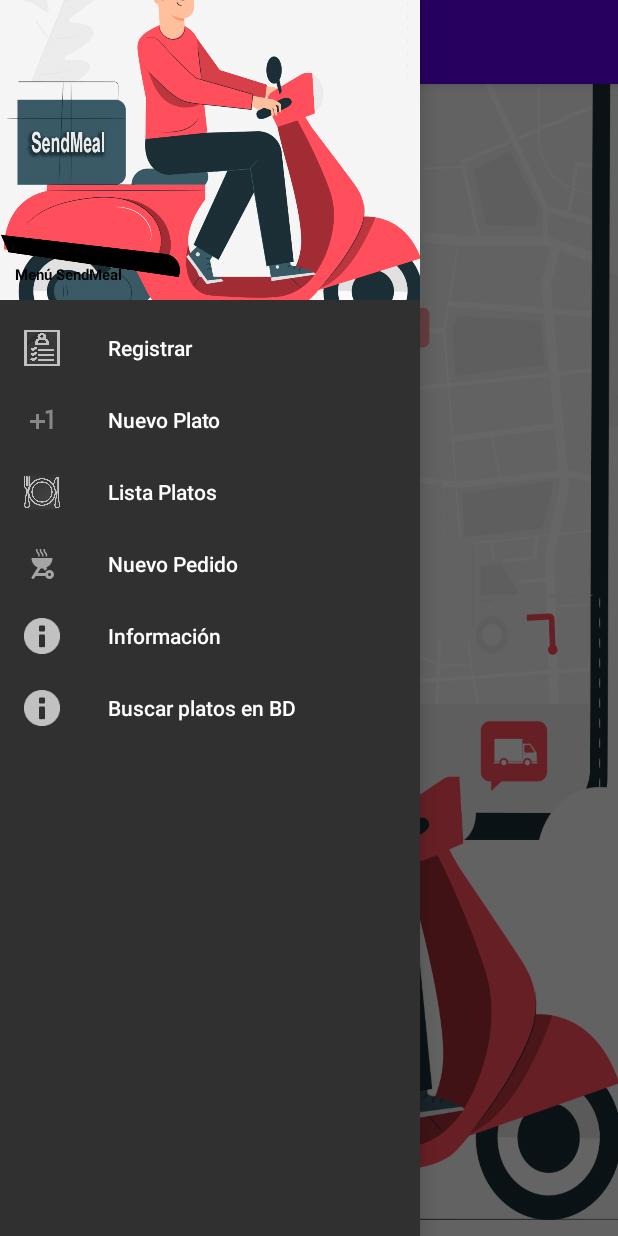
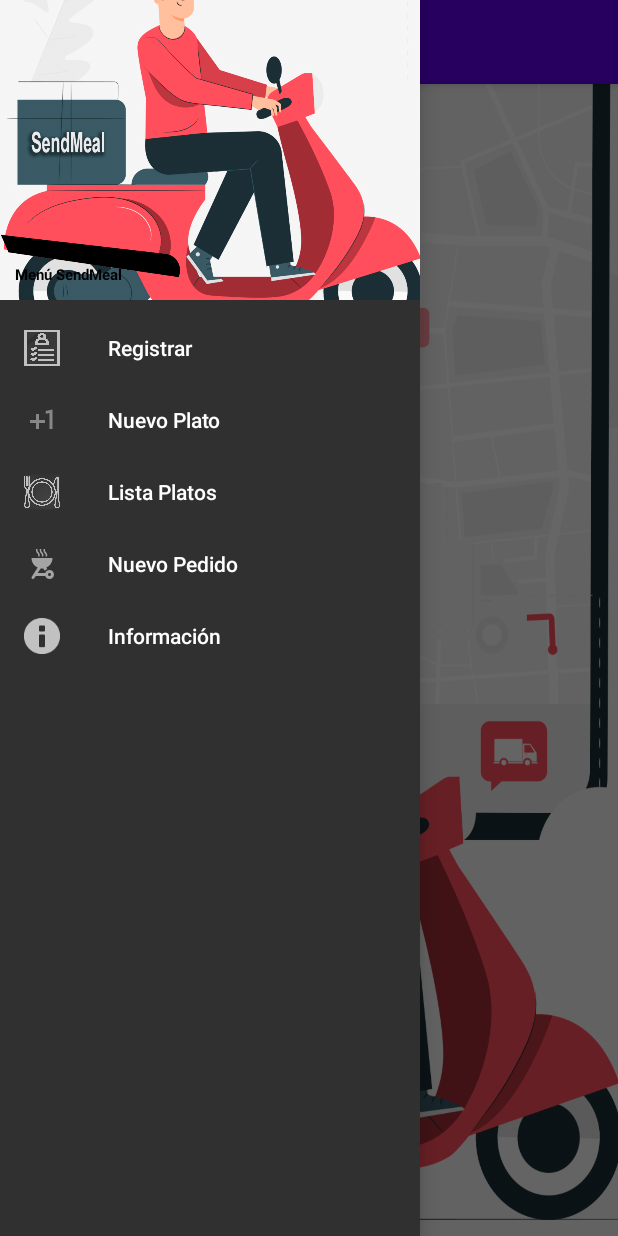
Before and after one commit to lucialeitessanchez/SM, an Android app: the screen it shows after launch (HomeActivity), with the side drawer open, on a phone screen of 412 x 824 dp. Run offline under Robolectric (Android 15) with nearby library versions, the phone set to English and light mode, and no system bars.

Commit message:
modificación de nav_opciones.xml

```diff
--- a/app/src/main/res/menu/nav_opciones.xml
+++ b/app/src/main/res/menu/nav_opciones.xml
@@ -27,10 +27,5 @@
             android:id="@+id/menu_informacion"
             android:icon="@android:drawable/ic_dialog_info"
             />
-        <item
-            android:title="Buscar platos en BD"
-            android:id="@+id/platos_BD"
-            android:icon="@android:drawable/ic_dialog_info"
-            />
     </group>
 </menu>
```
